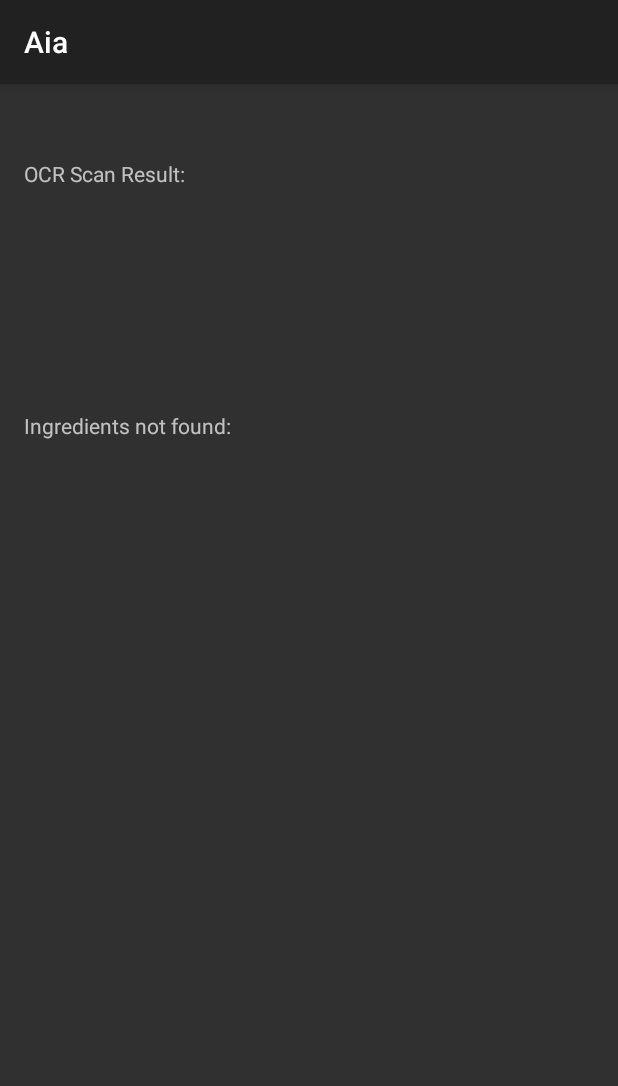
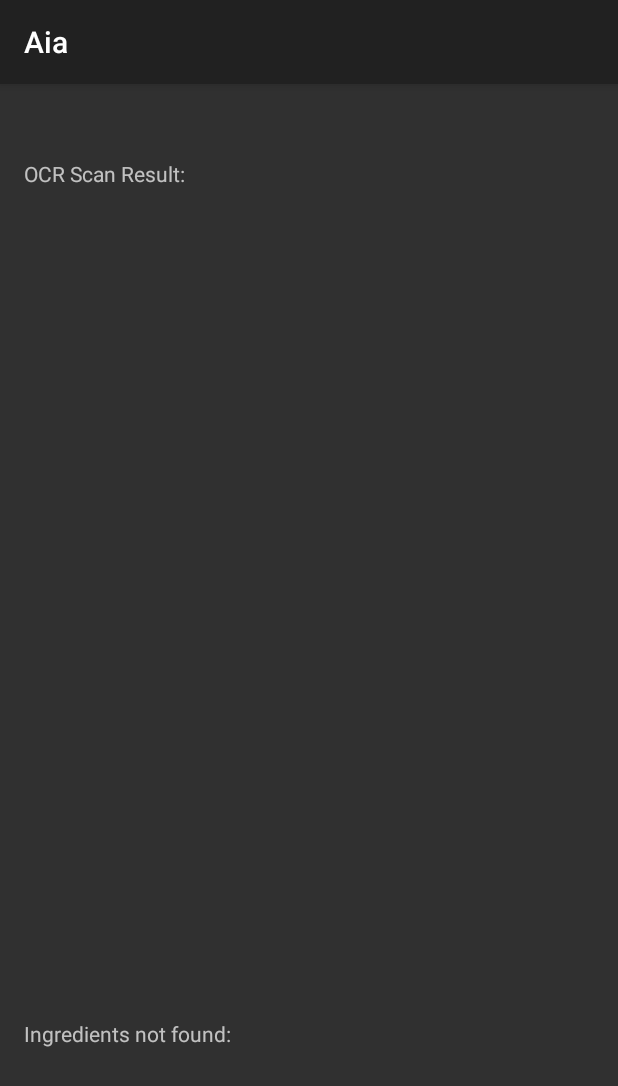
Before and after one commit to tuf07378/ingredscan, an Android app: the ResultsActivity screen opened directly, with no data from a screen before it, on a phone screen of 412 x 824 dp. Shown: the top 1086 px of the screen. Run offline under Robolectric (Android 15) with nearby library versions, the phone set to English and light mode, and no system bars; 1 statement that could not run was skipped.

Commit message:
Moved around the textview things a bit

```diff
--- a/Ingredient Scanner/src/main/java/edu/sfsu/cs/orange/ocr/ResultsActivity.java
+++ b/Ingredient Scanner/src/main/java/edu/sfsu/cs/orange/ocr/ResultsActivity.java
@@ -21,7 +21,6 @@ public class ResultsActivity extends AppCompatActivity {
     private TextView resultsView;
     private TextView ingredientsNotFoundView;
     private TextView ocrTextView;
-    private TextView foodView;
 
 
     protected void onCreate(Bundle savedInstanceState) {
@@ -39,15 +38,13 @@ public class ResultsActivity extends AppCompatActivity {
         ocrText = food = "";
         if (intent.getExtras() != null) {
             ocrText = intent.getExtras().getString("ocrText");
-            food = intent.getExtras().getString("food");
         }
 
         //Initializes our 3 textViews.
         resultsView = (TextView) findViewById(R.id.results_view);
         ingredientsNotFoundView = (TextView) findViewById(R.id.ingredients_not_found);
         ocrTextView = (TextView) findViewById(R.id.ocr_text);
-        foodView = (TextView) findViewById(R.id.meal_view);
-        foodView.setText(food);
+
 
         //Sets up our first textView, the OCR text.
         ocrTextView.setText("OCR Scan Result:\n" + ocrText);
--- a/Ingredient Scanner/src/main/res/layout/activity_results.xml
+++ b/Ingredient Scanner/src/main/res/layout/activity_results.xml
@@ -14,7 +14,8 @@
         android:layout_height="wrap_content"
         android:text="Results text"
         android:id="@+id/results_view"
-        android:layout_marginTop="109dp"
+        android:layout_marginTop="83dp"
+        android:layout_below="@+id/ocr_text"
         android:layout_alignParentLeft="true"
         android:layout_alignParentStart="true" />
 
@@ -23,8 +24,8 @@
         android:layout_height="wrap_content"
         android:text="Ingredients Not Found"
         android:id="@+id/ingredients_not_found"
-        android:layout_marginTop="73dp"
-        android:layout_below="@+id/results_view"
+        android:layout_marginBottom="109dp"
+        android:layout_alignParentBottom="true"
         android:layout_alignParentLeft="true"
         android:layout_alignParentStart="true" />
 
@@ -37,14 +38,4 @@
         android:layout_alignParentStart="true"
         android:layout_marginTop="34dp" />
 
-    <TextView
-        android:layout_width="wrap_content"
-        android:layout_height="wrap_content"
-        android:text="My meal"
-        android:id="@+id/meal_view"
-        android:layout_marginTop="111dp"
-        android:layout_below="@+id/ingredients_not_found"
-        android:layout_alignParentLeft="true"
-        android:layout_alignParentStart="true" />
-
 </RelativeLayout>
```
